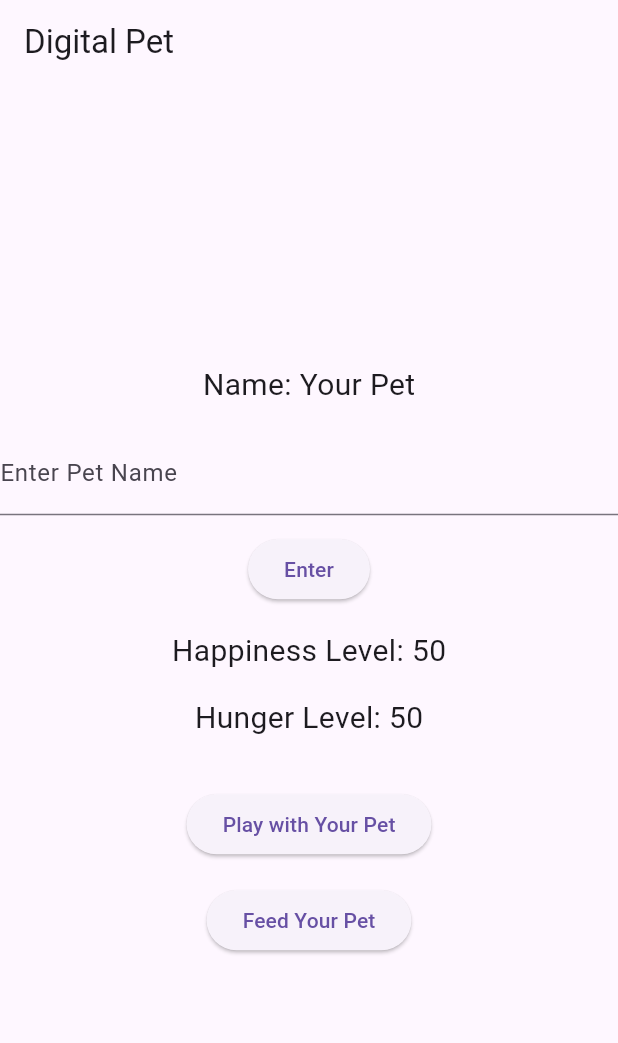
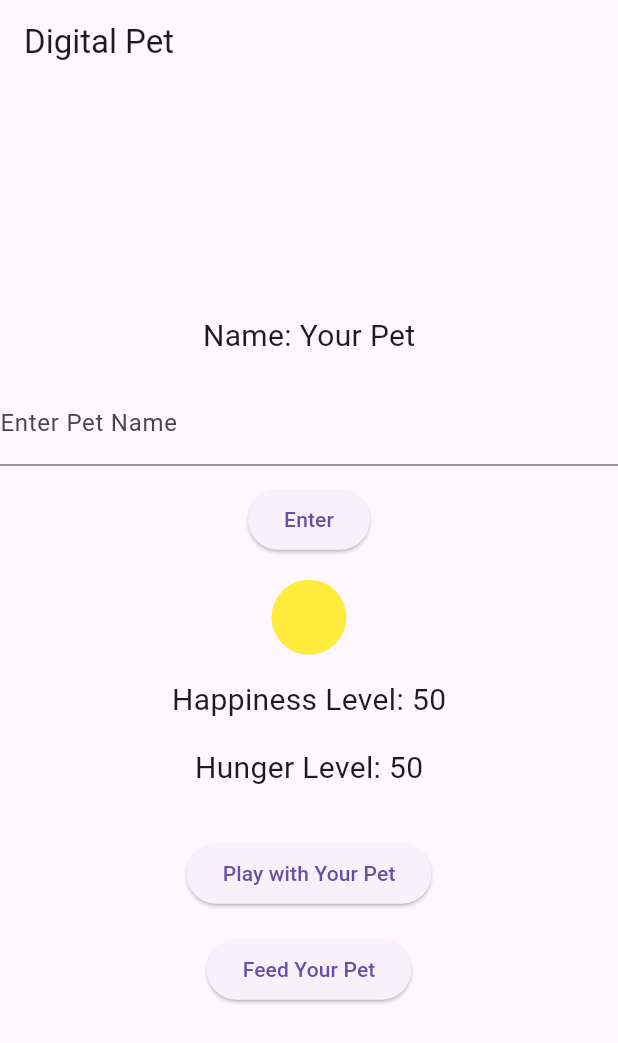
Before and after one commit to Shawnm-MAD/digital_pet_app_statemgmt, a Flutter app: the screen it shows after launch, on a phone screen of 412 x 824 dp. Shown: the top 1043 px of the screen. Run offline on Flutter 3.47's test engine with Material 3 defaults, Android fonts, the phone set to English and light mode, and no system bars.

Commit message:
1. Dynamic Pet Color Change created

```diff
--- a/lib/main.dart
+++ b/lib/main.dart
@@ -61,6 +61,16 @@ class _DigitalPetAppState extends State<DigitalPetApp> {
     nameController.clear();
   }
 
+  Color petcolor() {
+    if (happinessLevel > 70) {
+      return Colors.green;
+    } else if (happinessLevel > 30) {
+      return Colors.yellow;
+    } else {
+      return Colors.red;
+    }
+  }
+
   @override
   Widget build(BuildContext context) {
     return Scaffold(
@@ -95,6 +105,15 @@ class _DigitalPetAppState extends State<DigitalPetApp> {
                   ],
                 ),
               ),
+            SizedBox(height: 16),
+            Container(
+              width: 50,
+              height: 50,
+              decoration: BoxDecoration(
+                color: petcolor(),
+                shape: BoxShape.circle,
+              ),
+            ),
             SizedBox(height: 16.0),
             Text(
               'Happiness Level: $happinessLevel',
```
